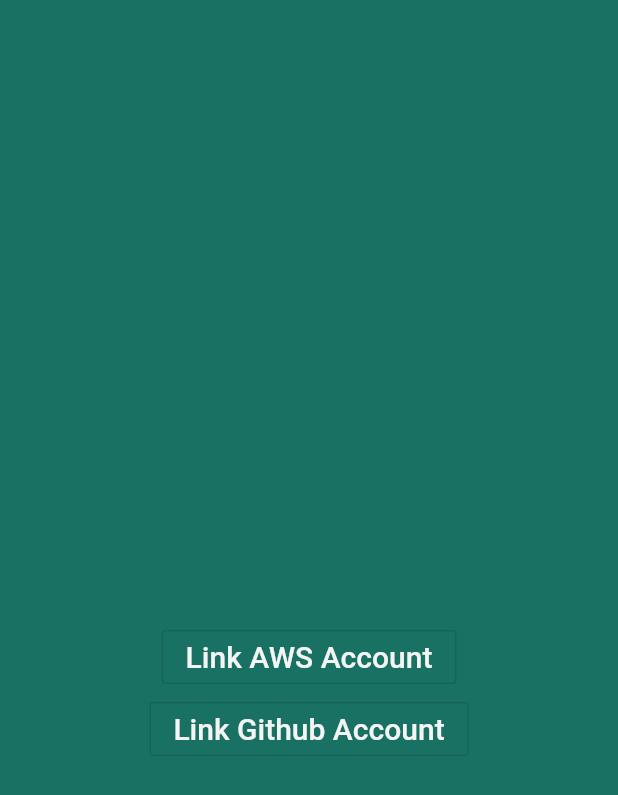
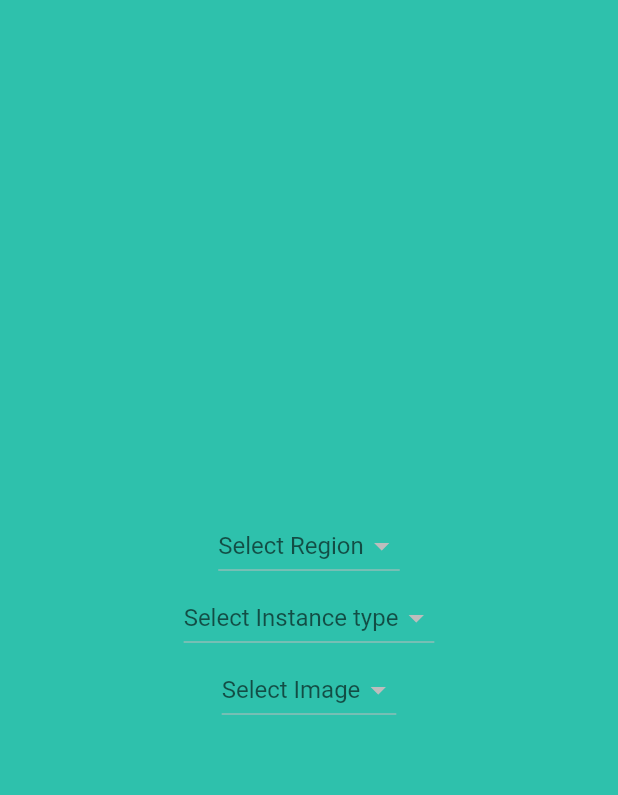
Before and after one commit to kudoabhijeet/NextGen, a Flutter app: the screen it shows after launch, on a phone screen of 412 x 824 dp. Shown: the top 795 px of the screen. Run offline on Flutter 3.47's test engine with Material 2 defaults, Android fonts, the phone set to English and light mode, and no system bars.

Commit message:
Form for EC2

```diff
--- a/nextgen/lib/screens/homepage.dart
+++ b/nextgen/lib/screens/homepage.dart
@@ -6,10 +6,21 @@ class HomePage extends StatefulWidget {
 }
 
 class _HomePageState extends State<HomePage> {
+  int _selectedRegion = 0;
+  List<DropdownMenuItem<int>> regionList = [];
+
+  void getRegionList() {
+    regionList = [];
+    regionList.add(new DropdownMenuItem(
+      child: new Text('South'),
+      value: 0,
+    ));
+  }
+
   @override
   Widget build(BuildContext context) {
-    return Container(
-      color: Color(0xFF197163),
+    return Material(
+      color: Color(0xFF2ec1ac),
       child: Column(
           crossAxisAlignment: CrossAxisAlignment.center,
           mainAxisAlignment: MainAxisAlignment.center,
@@ -17,29 +28,24 @@ class _HomePageState extends State<HomePage> {
           // Add AWS Account option
           // Add Github Account option
           children: <Widget>[
-            // Text(
-            //   "Welcome",
-            //   style: TextStyle(fontSize: 30, color: Color(0xFFf4f4f4)),
-            // ),
-            SizedBox(
-              height: 100,
+            DropdownButton(
+              hint: Text('Select Region'),
+              items: regionList,
+              onChanged: null,
+              value: _selectedRegion,
             ),
-            OutlineButton(
-              onPressed: null,
-              highlightedBorderColor: Colors.black,
-              child: Text(
-                "Link AWS Account",
-                style: TextStyle(fontSize: 20, color: Color(0xFFf4f4f4)),
-              ),
+            DropdownButton(
+              hint: Text('Select Instance type'),
+              items: regionList,
+              onChanged: null,
+              value: _selectedRegion,
             ),
-            OutlineButton(
-              onPressed: null,
-              highlightedBorderColor: Colors.black,
-              child: Text(
-                "Link Github Account",
-                style: TextStyle(fontSize: 20, color: Color(0xFFf4f4f4)),
-              ),
-            ),
+            DropdownButton(
+              hint: Text('Select Image'),
+              items: regionList,
+              onChanged: null,
+              value: _selectedRegion,
+            )
           ]),
     );
   }
```
